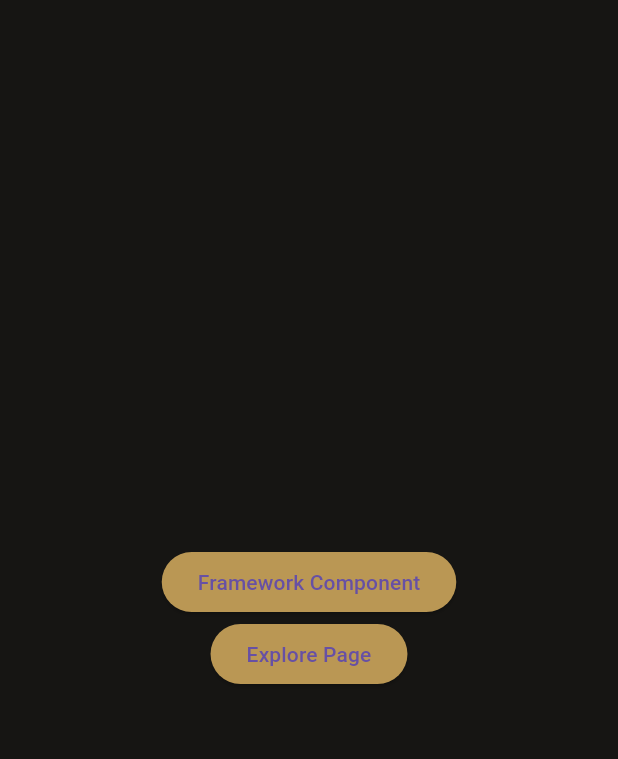
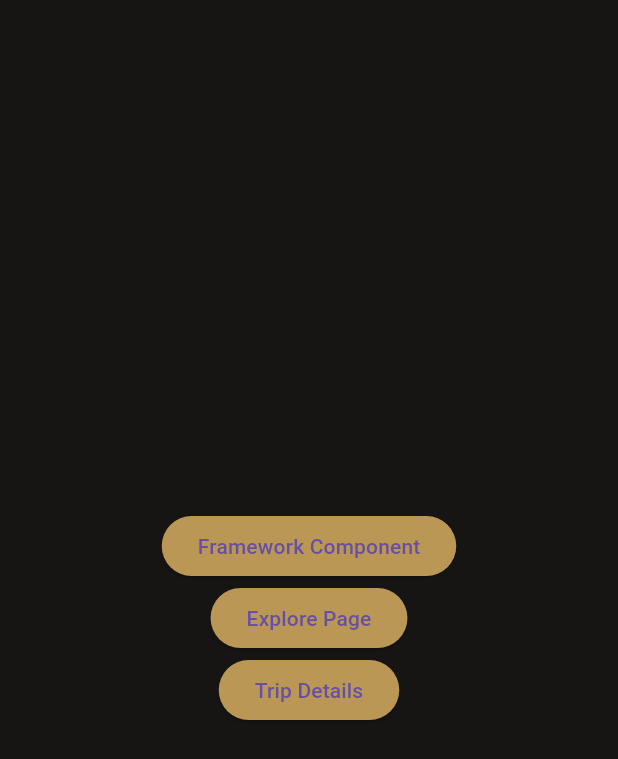
Before and after one commit to Pinnacle01/pinnacle, a Flutter app: the screen it shows after launch, on a phone screen of 412 x 824 dp. Shown: the top 759 px of the screen. Run offline on Flutter 3.47's test engine with Material 3 defaults, Android fonts, the phone set to English and light mode, and no system bars; our stand-ins replace flutter_svg, go_router.

Commit message:
Add Trip Details button and route to navigate to TripDetails screen

```diff
--- a/lib/home.dart
+++ b/lib/home.dart
@@ -30,6 +30,13 @@ class HomeApp extends StatelessWidget {
                 text: 'Explore Page',
               ),
             ),
+            NormalButton(
+              buttonType: ButtonType.normal,
+              onPress: () => context.go('/tripdetails'),
+              label: const TextWidget(
+                text: 'Trip Details',
+              ),
+            ),
           ],
         ),
       ),
--- a/lib/main.dart
+++ b/lib/main.dart
@@ -3,6 +3,7 @@ import 'package:flutter/material.dart';
 import 'package:flutter/services.dart';
 import 'package:go_router/go_router.dart';
 import 'package:pinnacle_main/explore_home/view/explore_home.dart';
+import 'package:pinnacle_main/explore_home/view/trip_details.dart';
 import 'package:pinnacle_main/framework/digital/device.dart';
 import 'package:pinnacle_main/framework_demo.dart';
 import 'package:pinnacle_main/home.dart';
@@ -36,6 +37,12 @@ final _router = GoRouter(
             return const ExploreHome();
           },
         ),
+        GoRoute(
+          path: 'tripdetails',
+          builder: (BuildContext context, GoRouterState state) {
+            return const TripDetails();
+          },
+        ),
       ],
     ),
   ],
```
